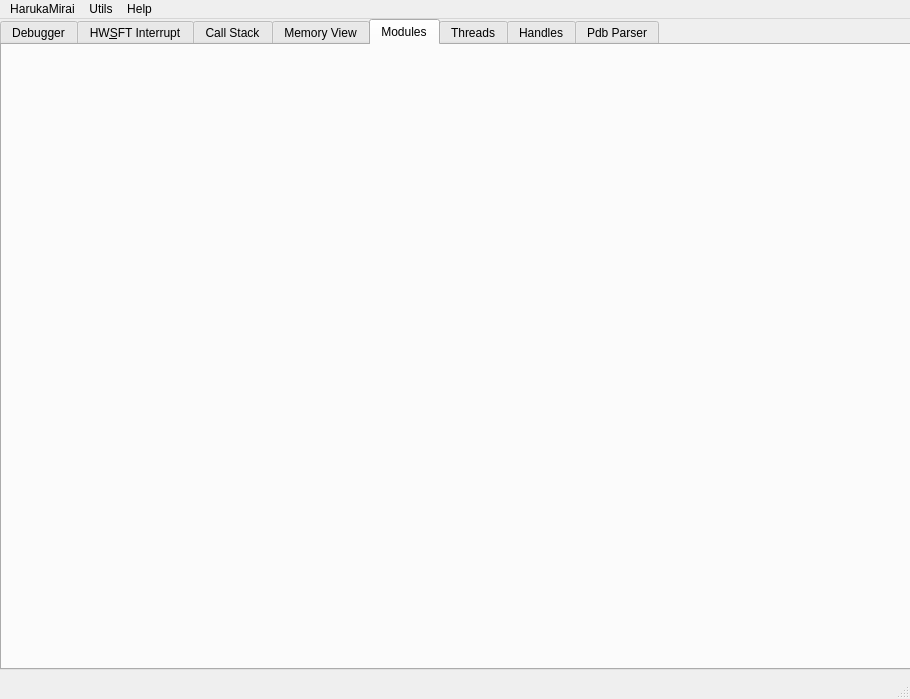
The window that HarukaMiraiArmDebugger/maindebuggerwindow.ui (keowu/koidbg) describes before a commit, drawn with Qt 5.
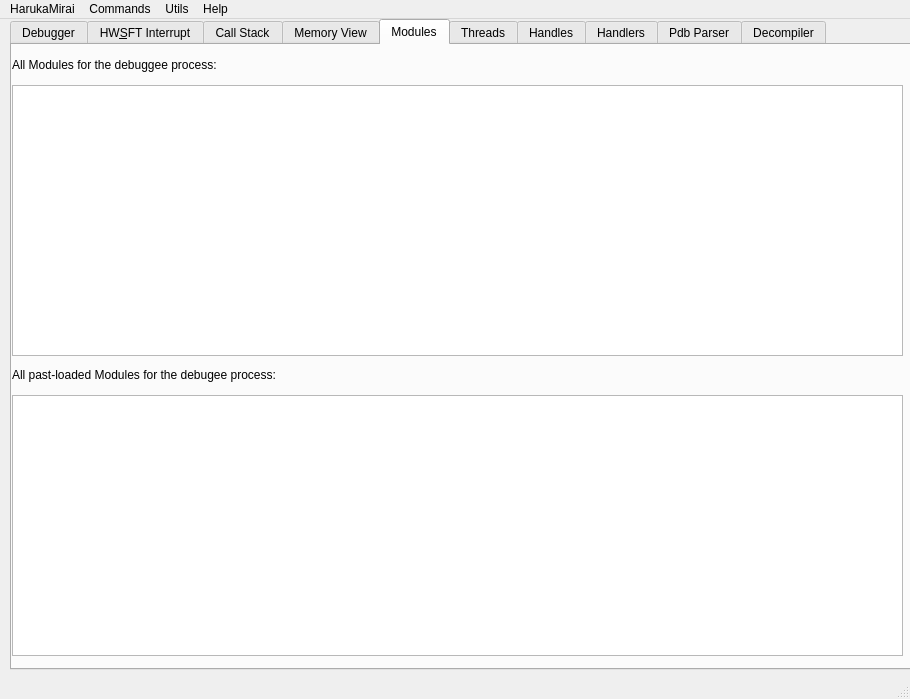
The same window after the commit. The open tabs and pages were chosen to show the change.

Patch:
```diff
--- a/HarukaMiraiArmDebugger/maindebuggerwindow.ui
+++ b/HarukaMiraiArmDebugger/maindebuggerwindow.ui
@@ -17,7 +17,7 @@
    <widget class="QTabWidget" name="tabWidget">
     <property name="geometry">
      <rect>
-      <x>0</x>
+      <x>10</x>
       <y>0</y>
       <width>911</width>
       <height>651</height>
@@ -124,6 +124,52 @@
      <attribute name="title">
       <string>Modules</string>
      </attribute>
+     <widget class="QListView" name="lstModules">
+      <property name="geometry">
+       <rect>
+        <x>0</x>
+        <y>40</y>
+        <width>891</width>
+        <height>271</height>
+       </rect>
+      </property>
+     </widget>
+     <widget class="QLabel" name="label_4">
+      <property name="geometry">
+       <rect>
+        <x>0</x>
+        <y>10</y>
+        <width>301</width>
+        <height>20</height>
+       </rect>
+      </property>
+      <property name="text">
+       <string>All Modules for the debuggee process:</string>
+      </property>
+     </widget>
+     <widget class="QLabel" name="label_5">
+      <property name="geometry">
+       <rect>
+        <x>0</x>
+        <y>320</y>
+        <width>361</width>
+        <height>20</height>
+       </rect>
+      </property>
+      <property name="text">
+       <string>All past-loaded Modules for the debugee process:</string>
+      </property>
+     </widget>
+     <widget class="QListView" name="lstUnloadedModules">
+      <property name="geometry">
+       <rect>
+        <x>0</x>
+        <y>350</y>
+        <width>891</width>
+        <height>261</height>
+       </rect>
+      </property>
+     </widget>
     </widget>
     <widget class="QWidget" name="tab_4">
      <attribute name="title">
@@ -135,11 +181,21 @@
       <string>Handles</string>
      </attribute>
     </widget>
+    <widget class="QWidget" name="tab_13">
+     <attribute name="title">
+      <string>Handlers</string>
+     </attribute>
+    </widget>
     <widget class="QWidget" name="tab_6">
      <attribute name="title">
       <string>Pdb Parser</string>
      </attribute>
     </widget>
+    <widget class="QWidget" name="tab_12">
+     <attribute name="title">
+      <string>Decompiler</string>
+     </attribute>
+    </widget>
    </widget>
   </widget>
   <widget class="QMenuBar" name="menubar">
@@ -175,7 +231,14 @@
     </property>
     <addaction name="actionAbout"/>
    </widget>
+   <widget class="QMenu" name="menuCommands">
+    <property name="title">
+     <string>Commands</string>
+    </property>
+    <addaction name="btnStopDebug"/>
+   </widget>
    <addaction name="menuHarukaMirai_Debugger"/>
+   <addaction name="menuCommands"/>
    <addaction name="menuUtils"/>
    <addaction name="menuAbout"/>
   </widget>
```
Left out of the diff: 32 changed lines with no effect on the pictures.
